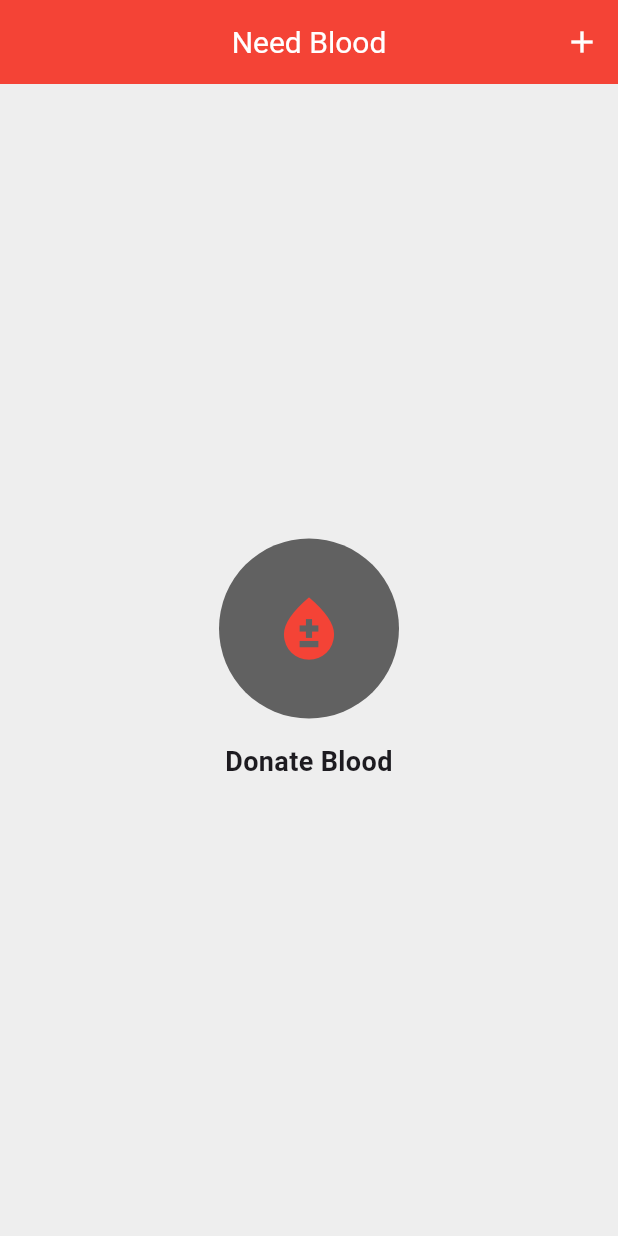
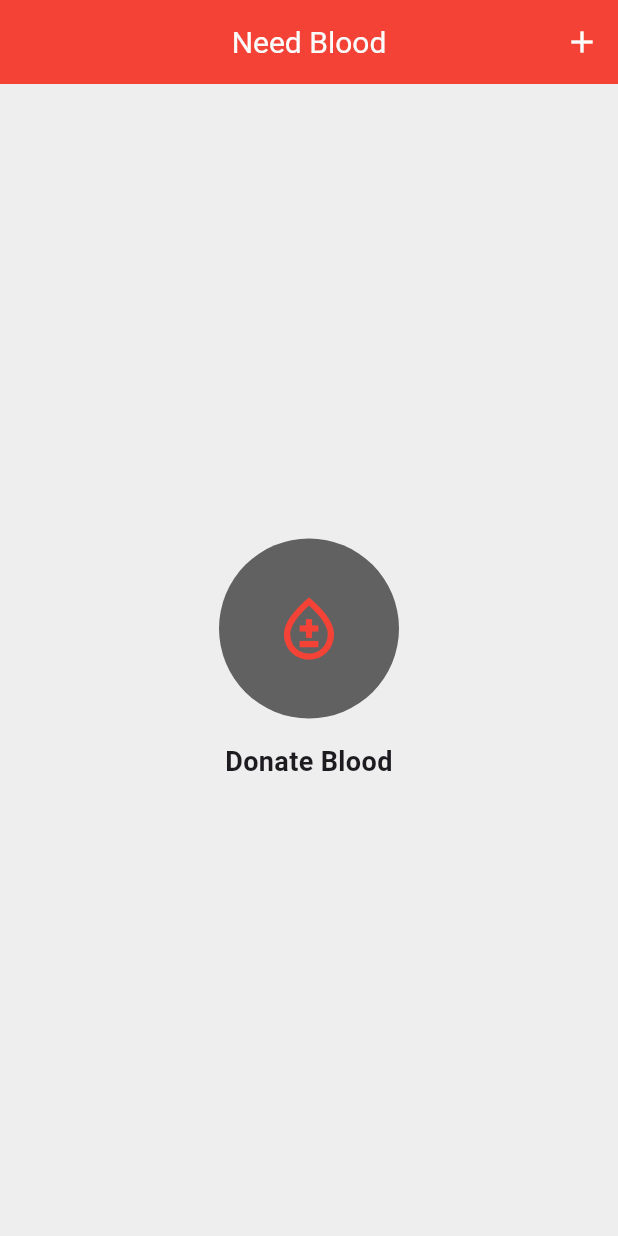
Before and after one commit to Zahirul064/live_class_project, a Flutter app: the screen it shows after launch, on a phone screen of 412 x 824 dp. Run offline on Flutter 3.47's test engine with Material 3 defaults, Android fonts, the phone set to English and light mode, and no system bars.

Commit message:
new updated

```diff
--- a/lib/main.dart
+++ b/lib/main.dart
@@ -47,7 +47,7 @@ class HomeScreen extends StatelessWidget {
             mainAxisAlignment: MainAxisAlignment.center,
             children: [
               ProfileItem(
-                icon: Icons.bloodtype,
+                icon: Icons.bloodtype_outlined,
                 text: 'Donate Blood',
               ),
             ],
```
